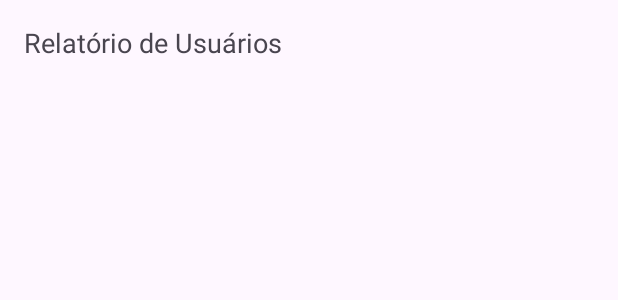
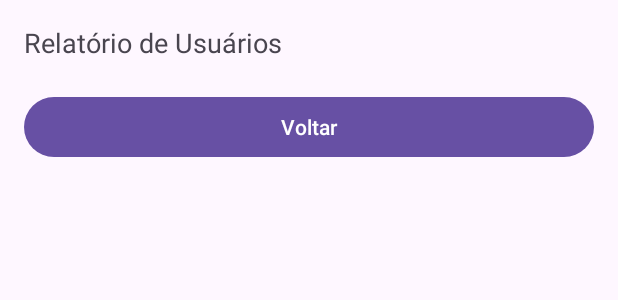
Before and after one commit to guizytto/user-registration-app, an Android app: the layout activity_report.xml on its own in the app's theme, with its tools: preview values and no code run, on a phone screen of 412 x 824 dp. Shown: the top 300 px of the screen. Run offline under Robolectric (Android 15) with nearby library versions, the phone set to English and light mode, and no system bars.

```diff
--- /dev/null
+++ b/app/src/main/java/com/example/userregistrationapp/ReportActivity.java
@@ -0,0 +1,4 @@
+package com.example.userregistrationapp;
+
+public class ReportActivity {
+}
--- /dev/null
+++ b/app/src/main/java/com/example/userregistrationapp/User.java
@@ -0,0 +1,4 @@
+package com.example.userregistrationapp;
+
+public class User {
+}
--- /dev/null
+++ b/app/src/main/java/com/example/userregistrationapp/UserDao.java
@@ -0,0 +1,4 @@
+package com.example.userregistrationapp;
+
+public class UserDao {
+}
--- /dev/null
+++ b/app/src/main/java/com/example/userregistrationapp/UserDatabase.java
@@ -0,0 +1,4 @@
+package com.example.userregistrationapp;
+
+public class UserDatabase {
+}
--- a/app/src/main/res/layout/activity_main.xml
+++ b/app/src/main/res/layout/activity_main.xml
@@ -27,7 +27,7 @@
         />
 
     <EditText
-        android:id="@+id/editTextTelefone"
+        android:id="@+id/editTextPhone"
         android:layout_width="match_parent"
         android:layout_height="wrap_content"
         android:hint="Telefone"
--- a/app/src/main/res/layout/activity_report.xml
+++ b/app/src/main/res/layout/activity_report.xml
@@ -13,6 +13,15 @@
         android:textSize="18sp"
         />
 
+    <Button
+        android:id="@+id/btnVoltar"
+        android:layout_width="match_parent"
+        android:layout_height="wrap_content"
+        android:layout_gravity="center"
+        android:text="Voltar"
+        android:layout_marginTop="20dp"
+        android:onClick="voltarParaCadastro"
+        />
 
 
 </LinearLayout>
```
Also changed, not shown: app/src/main/java/com/example/userregistrationapp/MainActivity.java (+46 -11 lines).
